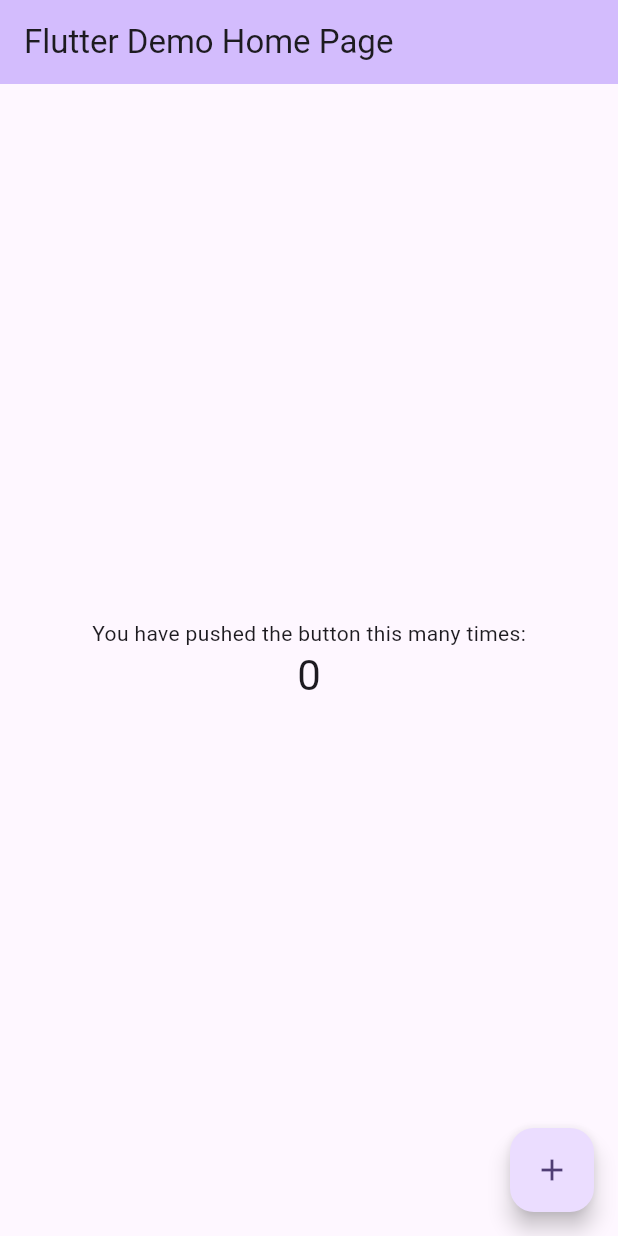
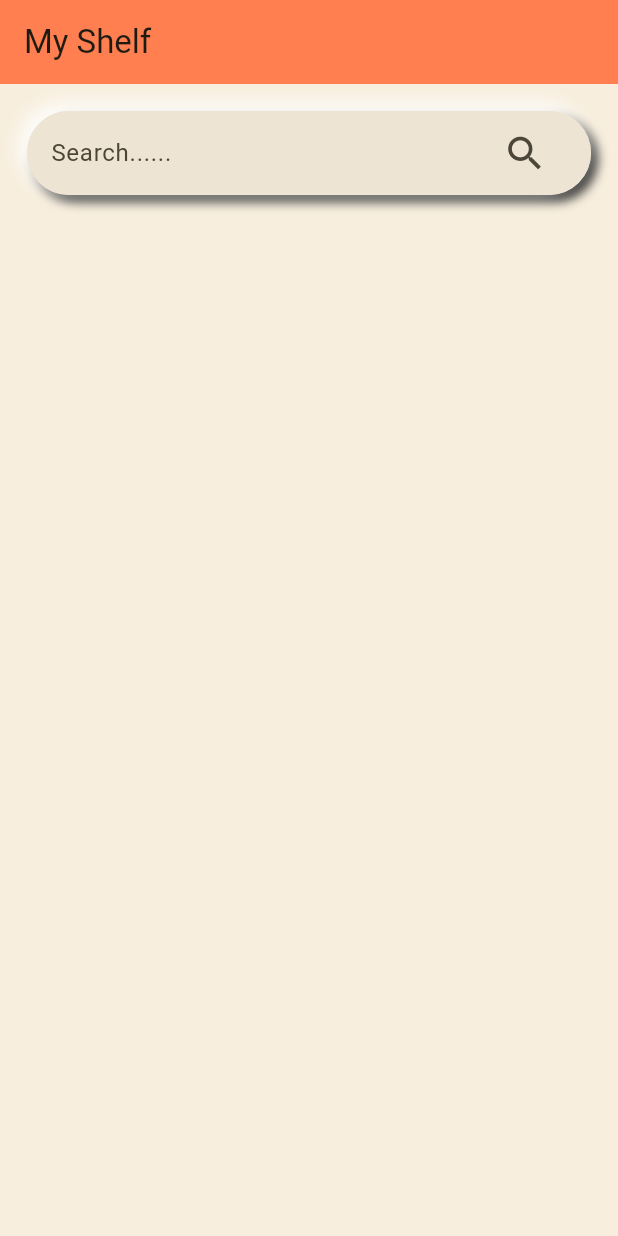
Before and after one commit to VOLTAR99/Assignment1, a Flutter app: the screen it shows after launch, on a phone screen of 412 x 824 dp. Run offline on Flutter 3.47's test engine with Material 3 defaults, Android fonts, the phone set to English and light mode, and no system bars.

Commit message:
Home Screen added & Searchbar added

```diff
--- /dev/null
+++ b/lib/Screens/home_screen.dart
@@ -0,0 +1,81 @@
+import 'package:assignment/color/palets.dart';
+import 'package:flutter/material.dart';
+
+class HomeScreen extends StatefulWidget {
+  const HomeScreen({super.key});
+
+  @override
+  State<HomeScreen> createState() => _HomeScreenState();
+}
+
+class _HomeScreenState extends State<HomeScreen> {
+  final textController = TextEditingController();
+
+  @override
+  Widget build(BuildContext context) {
+    return Scaffold(
+      appBar: AppBar(
+        backgroundColor: palet1,
+        title: const Text('My Shelf'),
+      ),
+      backgroundColor: palet6,
+      body: Container(
+        height: double.infinity,
+        width: double.infinity,
+        child: Padding(
+          padding: EdgeInsets.all(18),
+          child: Column(
+            children: [
+              Container(
+                decoration: BoxDecoration(
+                    borderRadius: BorderRadius.circular(40),
+                    boxShadow: const [
+                      BoxShadow(
+                        color: palet10,
+                        offset: Offset(4.0, 4.0),
+                        blurRadius: 5,
+                        spreadRadius: 0.5,
+                      ),
+                      BoxShadow(
+                        color: Colors.white,
+                        offset: Offset(-4.0, -4.0),
+                        blurRadius: 10,
+                        spreadRadius: 1.0,
+                      )
+                    ]),
+                child: TextField(
+                  autocorrect: true,
+                  controller: textController,
+                  decoration: InputDecoration(
+                    fillColor: palet7,
+                    filled: true,
+                    focusedBorder: OutlineInputBorder(
+                        borderSide: const BorderSide(
+                          color: palet7,
+                        ),
+                        borderRadius: BorderRadius.circular(40)),
+                    enabledBorder: OutlineInputBorder(
+                      borderSide: const BorderSide(
+                        color: palet7,
+                      ),
+                      borderRadius: BorderRadius.circular(40),
+                    ),
+                    hintText: 'Search......',
+                    suffixIcon: Padding(
+                        padding: const EdgeInsetsDirectional.only(end: 20),
+                        child: IconButton(
+                            onPressed: () {},
+                            icon: const Icon(
+                              Icons.search,
+                              size: 30,
+                            ))),
+                  ),
+                ),
+              ),
+            ],
+          ),
+        ),
+      ),
+    );
+  }
+}
--- /dev/null
+++ b/lib/color/palets.dart
@@ -0,0 +1,12 @@
+import 'package:flutter/material.dart';
+
+const palet1 = Color.fromARGB(255, 255, 127, 80);
+const palet2 = Color.fromARGB(255, 221, 98, 54);
+const palet3 = Color.fromARGB(255, 143, 30, 0);
+const palet4 = Color.fromARGB(255, 139, 69, 19);
+const palet5 = Color.fromARGB(255, 255, 210, 153);
+const palet6 = Color.fromARGB(255, 247, 238, 221);
+const palet7 = Color.fromARGB(255, 237, 228, 211);
+const palet8 = Color.fromARGB(255, 196, 188, 171);
+const palet9 = Color.fromARGB(255, 0, 0, 0);
+const palet10 = Color.fromARGB(255, 44, 44, 44);
--- a/lib/main.dart
+++ b/lib/main.dart
@@ -1,125 +1,16 @@
+import 'package:assignment/Screens/home_screen.dart';
+import 'package:assignment/color/palets.dart';
 import 'package:flutter/material.dart';
 
 void main() {
-  runApp(const MyApp());
+  runApp(
+    MaterialApp(
+      debugShowCheckedModeBanner: false,
+      theme: ThemeData().copyWith(
+        useMaterial3: true,
+        colorScheme: ColorScheme.fromSeed(seedColor: palet6),
+      ),
+      home: HomeScreen(),
+    ),
+  );
 }
-
-class MyApp extends StatelessWidget {
-  const MyApp({super.key});
-
-  // This widget is the root of your application.
-  @override
-  Widget build(BuildContext context) {
-    return MaterialApp(
-      title: 'Flutter Demo',
-      theme: ThemeData(
-        // This is the theme of your application.
-        //
-        // TRY THIS: Try running your application with "flutter run". You'll see
-        // the application has a purple toolbar. Then, without quitting the app,
-        // try changing the seedColor in the colorScheme below to Colors.green
-        // and then invoke "hot reload" (save your changes or press the "hot
-        // reload" button in a Flutter-supported IDE, or press "r" if you used
-        // the command line to start the app).
-        //
-        // Notice that the counter didn't reset back to zero; the application
-        // state is not lost during the reload. To reset the state, use hot
-        // restart instead.
-        //
-        // This works for code too, not just values: Most code changes can be
-        // tested with just a hot reload.
-        colorScheme: ColorScheme.fromSeed(seedColor: Colors.deepPurple),
-        useMaterial3: true,
-      ),
-      home: const MyHomePage(title: 'Flutter Demo Home Page'),
-    );
-  }
-}
-
-class MyHomePage extends StatefulWidget {
-  const MyHomePage({super.key, required this.title});
-
-  // This widget is the home page of your application. It is stateful, meaning
-  // that it has a State object (defined below) that contains fields that affect
-  // how it looks.
-
-  // This class is the configuration for the state. It holds the values (in this
-  // case the title) provided by the parent (in this case the App widget) and
-  // used by the build method of the State. Fields in a Widget subclass are
-  // always marked "final".
-
-  final String title;
-
-  @override
-  State<MyHomePage> createState() => _MyHomePageState();
-}
-
-class _MyHomePageState extends State<MyHomePage> {
-  int _counter = 0;
-
-  void _incrementCounter() {
-    setState(() {
-      // This call to setState tells the Flutter framework that something has
-      // changed in this State, which causes it to rerun the build method below
-      // so that the display can reflect the updated values. If we changed
-      // _counter without calling setState(), then the build method would not be
-      // called again, and so nothing would appear to happen.
-      _counter++;
-    });
-  }
-
-  @override
-  Widget build(BuildContext context) {
-    // This method is rerun every time setState is called, for instance as done
-    // by the _incrementCounter method above.
-    //
-    // The Flutter framework has been optimized to make rerunning build methods
-    // fast, so that you can just rebuild anything that needs updating rather
-    // than having to individually change instances of widgets.
-    return Scaffold(
-      appBar: AppBar(
-        // TRY THIS: Try changing the color here to a specific color (to
-        // Colors.amber, perhaps?) and trigger a hot reload to see the AppBar
-        // change color while the other colors stay the same.
-        backgroundColor: Theme.of(context).colorScheme.inversePrimary,
-        // Here we take the value from the MyHomePage object that was created by
-        // the App.build method, and use it to set our appbar title.
-        title: Text(widget.title),
-      ),
-      body: Center(
-        // Center is a layout widget. It takes a single child and positions it
-        // in the middle of the parent.
-        child: Column(
-          // Column is also a layout widget. It takes a list of children and
-          // arranges them vertically. By default, it sizes itself to fit its
-          // children horizontally, and tries to be as tall as its parent.
-          //
-          // Column has various properties to control how it sizes itself and
-          // how it positions its children. Here we use mainAxisAlignment to
-          // center the children vertically; the main axis here is the vertical
-          // axis because Columns are vertical (the cross axis would be
-          // horizontal).
-          //
-          // TRY THIS: Invoke "debug painting" (choose the "Toggle Debug Paint"
-          // action in the IDE, or press "p" in the console), to see the
-          // wireframe for each widget.
-          mainAxisAlignment: MainAxisAlignment.center,
-          children: <Widget>[
-            const Text(
-              'You have pushed the button this many times:',
-            ),
-            Text(
-              '$_counter',
-              style: Theme.of(context).textTheme.headlineMedium,
-            ),
-          ],
-        ),
-      ),
-      floatingActionButton: FloatingActionButton(
-        onPressed: _incrementCounter,
-        tooltip: 'Increment',
-        child: const Icon(Icons.add),
-      ), // This trailing comma makes auto-formatting nicer for build methods.
-    );
-  }
-}
```
